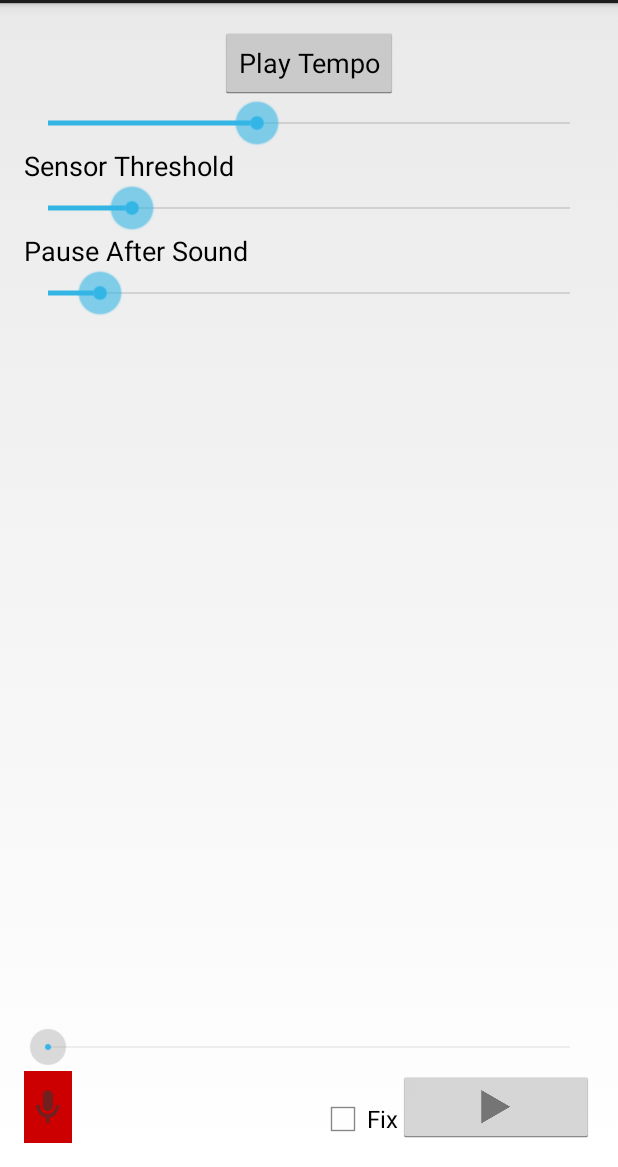
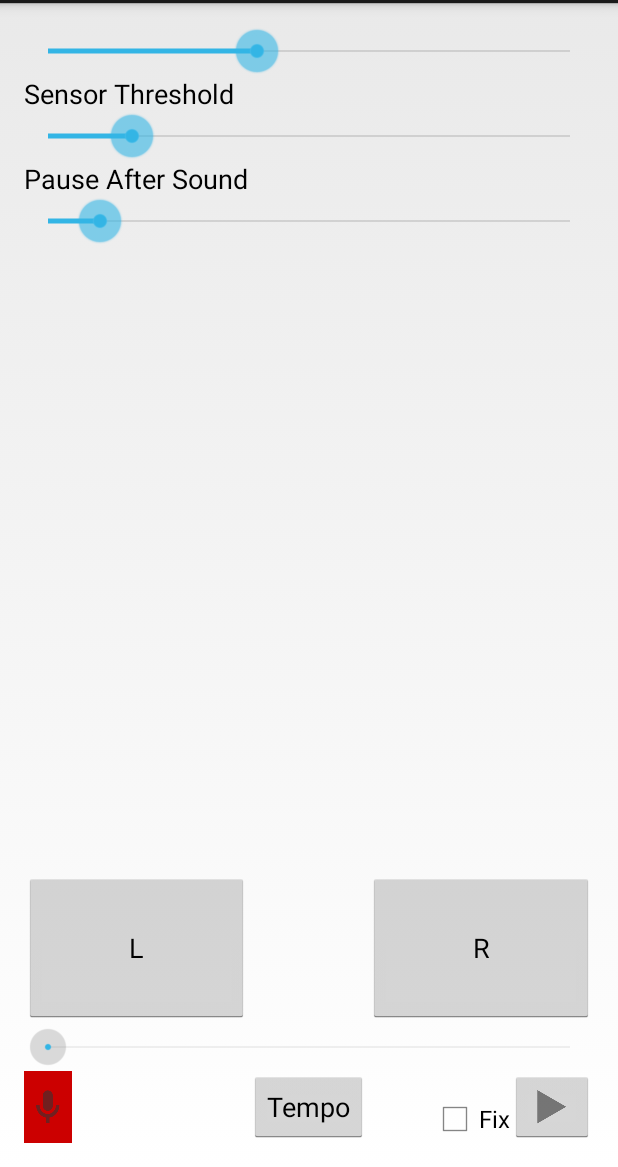
Before and after one commit to pducic/noise-maker, an Android app: the screen it shows after launch (MainActivity), on a phone screen of 412 x 824 dp, the part 69-1236 px from its top. Run offline under Robolectric (Android 15) with nearby library versions, the phone set to English and light mode, and no system bars; 1 statement that could not run was skipped.

Commit message:
added L/R config buttons. added drums

```diff
--- a/src/main/java/com/example/pducic/noisemaker/MainActivity.java
+++ b/src/main/java/com/example/pducic/noisemaker/MainActivity.java
@@ -65,17 +65,22 @@ public class MainActivity extends Activity implements SensorEventListener {
     private SeekBar playingSeekbar;
     private boolean normalizeSong;
     private int tempo = 40;
+    private Button leftConfigButton;
+    private Button rightConfigButton;
 
     @Override
     protected void onCreate(Bundle savedInstanceState) {
         super.onCreate(savedInstanceState);
         getWindow().addFlags(WindowManager.LayoutParams.FLAG_KEEP_SCREEN_ON);
+        setContentView(R.layout.main_activity);
 
         soundPool = new SoundPool(MAX_STREAMS, AudioManager.STREAM_MUSIC, SRC_QUALITY);
         soundConfiguration = new SoundsConfiguration(this, soundPool);
 
+        leftConfigButton = (Button) findViewById(R.id.leftConfigButton);
+        rightConfigButton = (Button) findViewById(R.id.rightConfigButton);
+
         tempoSound = MediaPlayer.create(this, R.raw.pop);
-        setContentView(R.layout.main_activity);
         tempoButton = (Button) findViewById(R.id.playTempoButton);
         tempoSlider = (SeekBar)findViewById(R.id.tempoSeekbar);
         playButton = (ImageButton) findViewById(R.id.playButton);
@@ -193,6 +198,9 @@ public class MainActivity extends Activity implements SensorEventListener {
             }
 
             PlayingSound playingSound = resolveSound(x, z);
+            if(playingSound == null){
+                return;
+            }
 
             Log.d("PLAYING", Float.toString(x) + "   " + Float.toString(z) + "   ");
             if (isRecording) {
@@ -320,14 +328,24 @@ public class MainActivity extends Activity implements SensorEventListener {
 
     private PlayingSound resolveSound(float x, float z){
         if (Math.abs(x) > Math.abs(z)) {
-            return x > 0 ? mapSound(Direction.LEFT, x) : mapSound(Direction.RIGHT, x);
+            return x > 0 ? mapSound(Direction.UP, x) : mapSound(Direction.DOWN, x);
         } else {
-            return z > 0 ? mapSound(Direction.UP, z) : mapSound(Direction.DOWN, z);
+            return z > 0 ? mapSound(Direction.LEFT, z) : mapSound(Direction.RIGHT, z);
         }
     }
 
     private PlayingSound mapSound(Direction direction, float amplitude) {
-        return new PlayingSound(soundConfiguration.getSoundId(direction), amplitude);
+        SoundsConfiguration.ConfigurationButtonId buttonId;
+        if(leftConfigButton.isPressed()){
+            buttonId = SoundsConfiguration.ConfigurationButtonId.LEFT;
+        }
+        else if(rightConfigButton.isPressed()){
+            buttonId = SoundsConfiguration.ConfigurationButtonId.RIGHT;
+        }
+        else{
+            return null;
+        }
+        return new PlayingSound(soundConfiguration.getSoundId(direction, buttonId), amplitude);
     }
 
     private void playSound(PlayingSound[] playingSound, Long currentTime) {
--- a/src/main/java/com/example/pducic/noisemaker/Sound.java
+++ b/src/main/java/com/example/pducic/noisemaker/Sound.java
@@ -1,15 +1,16 @@
 package com.example.pducic.noisemaker;
 
 /**
- * Created by pducic on 08.10.14.
+ * Created by pducic on 08.10.14
  */
 public class Sound {
-    private String id;
+    @SuppressWarnings("unused")
+    private String name;
     private int resourceId;
     private SoundPreview soundPreview;
 
-    public Sound(String id, int resourceId, SoundPreview soundPreview) {
-        this.id = id;
+    public Sound(String name, int resourceId, SoundPreview soundPreview) {
+        this.name = name;
         this.resourceId = resourceId;
         this.soundPreview = soundPreview;
     }
--- a/src/main/java/com/example/pducic/noisemaker/SoundsConfiguration.java
+++ b/src/main/java/com/example/pducic/noisemaker/SoundsConfiguration.java
@@ -7,21 +7,25 @@ import java.util.HashMap;
 import java.util.Map;
 
 /**
- * Created by pducic on 08.10.14.
+ * Created by pducic on 08.10.14
  */
 public class SoundsConfiguration {
 
-    private Map<Direction, String> soundDirections = new HashMap<Direction, String>();
+    private Map<SoundConfiguration, String> soundDirections = new HashMap<SoundConfiguration, String>();
     private Map<String, Sound> sounds = new HashMap<String, Sound>();
     private Map<String, Integer> soundPoolIds = new HashMap<String, Integer>();
 
 
     public SoundsConfiguration(Context context, SoundPool soundPool) {
-        //predefined in app
-        sounds.put("1", new Sound("1", R.raw.g, new SoundPreview(android.R.color.holo_red_dark)));
-        sounds.put("2", new Sound("2", R.raw.a_minor, new SoundPreview(android.R.color.holo_blue_dark)));
-        sounds.put("3", new Sound("3", R.raw.c, new SoundPreview(android.R.color.holo_green_dark)));
-        sounds.put("4", new Sound("4", R.raw.f, new SoundPreview(android.R.color.black)));
+        //predefined in app / storage
+        sounds.put("g_G", new Sound("guitar G", R.raw.g, new SoundPreview(android.R.color.holo_red_dark)));
+        sounds.put("g_a", new Sound("guitar a", R.raw.a_minor, new SoundPreview(android.R.color.holo_blue_dark)));
+        sounds.put("g_C", new Sound("guitar C", R.raw.c, new SoundPreview(android.R.color.holo_green_dark)));
+        sounds.put("g_F", new Sound("guitar F", R.raw.f, new SoundPreview(android.R.color.black)));
+        sounds.put("d_hat", new Sound("drum hat", R.raw.drum_hat_open, new SoundPreview(android.R.color.holo_orange_dark)));
+        sounds.put("d_kick", new Sound("drum kick", R.raw.drum_prac_kick, new SoundPreview(android.R.color.holo_purple)));
+        sounds.put("d_snare", new Sound("drum snare", R.raw.drum_prac_snare, new SoundPreview(android.R.color.darker_gray)));
+        sounds.put("d_snare_rim", new Sound("drum snare rim", R.raw.drum_prac_snare_rim, new SoundPreview(android.R.color.holo_blue_bright)));
 
         for (String s : sounds.keySet()) {
             Sound sound = sounds.get(s);
@@ -29,22 +33,58 @@ public class SoundsConfiguration {
         }
 
         //configurable
-        soundDirections.put(Direction.UP, "1");
-        soundDirections.put(Direction.DOWN, "2");
-        soundDirections.put(Direction.LEFT, "3");
-        soundDirections.put(Direction.RIGHT, "4");
-
+        soundDirections.put(new SoundConfiguration(Direction.UP, ConfigurationButtonId.LEFT), "g_G");
+        soundDirections.put(new SoundConfiguration(Direction.DOWN, ConfigurationButtonId.LEFT), "g_F");
+        soundDirections.put(new SoundConfiguration(Direction.LEFT, ConfigurationButtonId.LEFT), "g_C");
+        soundDirections.put(new SoundConfiguration(Direction.RIGHT, ConfigurationButtonId.LEFT), "g_a");
+        soundDirections.put(new SoundConfiguration(Direction.UP, ConfigurationButtonId.RIGHT), "d_hat");
+        soundDirections.put(new SoundConfiguration(Direction.DOWN, ConfigurationButtonId.RIGHT), "d_snare");
+        soundDirections.put(new SoundConfiguration(Direction.LEFT, ConfigurationButtonId.RIGHT), "d_kick");
+        soundDirections.put(new SoundConfiguration(Direction.RIGHT, ConfigurationButtonId.RIGHT), "d_snare_rim");
     }
 
     public int getSoundPoolId(String soundId){
         return soundPoolIds.get(soundId);
     }
 
-    public String getSoundId(Direction direction){
-        return soundDirections.get(direction);
+    public String getSoundId(Direction direction, ConfigurationButtonId buttonId){
+        return soundDirections.get(new SoundConfiguration(direction, buttonId));
     }
 
     public Sound getSound(String soundId){
         return sounds.get(soundId);
     }
+
+    public enum ConfigurationButtonId {
+        LEFT,
+        RIGHT
+    }
+
+    class SoundConfiguration{
+        Direction direction;
+        ConfigurationButtonId configurationButtonId;
+
+        SoundConfiguration(Direction direction, ConfigurationButtonId configurationButtonId) {
+            this.direction = direction;
+            this.configurationButtonId = configurationButtonId;
+        }
+
+        @Override
+        public boolean equals(Object o) {
+            if (this == o) return true;
+            if (o == null || getClass() != o.getClass()) return false;
+
+            SoundConfiguration that = (SoundConfiguration) o;
+
+            return configurationButtonId == that.configurationButtonId && direction == that.direction;
+
+        }
+
+        @Override
+        public int hashCode() {
+            int result = direction.hashCode();
+            result = 31 * result + configurationButtonId.hashCode();
+            return result;
+        }
+    }
 }
--- a/src/main/res/layout/main_activity.xml
+++ b/src/main/res/layout/main_activity.xml
@@ -14,21 +14,10 @@
         android:id="@+id/tempoSeekbar"
         android:max="100"
         android:indeterminate="false"
-        android:layout_below="@+id/playTempoButton"
         android:layout_alignParentLeft="true"
         android:layout_alignParentStart="true"
         android:layout_alignParentRight="true"
         android:layout_alignParentEnd="true" />
-
-    <Button
-        android:layout_width="wrap_content"
-        android:layout_height="wrap_content"
-        android:text="@string/start_tempo"
-        android:id="@+id/playTempoButton"
-        android:clickable="true"
-        android:enabled="true"
-        android:onClick="onPlayTempoClick"
-        android:layout_centerHorizontal="true" />
 
     <SeekBar
         android:layout_width="wrap_content"
@@ -89,8 +78,7 @@
         android:src="@drawable/ic_action_play"
         android:layout_alignParentBottom="true"
         android:layout_alignRight="@+id/tempoSeekbar"
-        android:layout_toRightOf="@+id/playTempoButton"
-        android:layout_toEndOf="@+id/playTempoButton" />
+        android:layout_centerHorizontal="true" />
 
     <com.example.pducic.noisemaker.RecordingsListView
         android:layout_width="wrap_content"
@@ -99,7 +87,7 @@
         android:layout_alignParentLeft="true"
         android:layout_alignParentStart="true"
         android:layout_below="@+id/pauseSlider"
-        android:layout_above="@+id/playingSeekBar" />
+        android:layout_above="@+id/leftConfigButton" />
 
     <SeekBar
         android:layout_width="wrap_content"
@@ -121,4 +109,41 @@
         android:layout_toStartOf="@+id/playButton"
         android:onClick="onNormalizeSongCheckboxToggle" />
 
+    <Button
+        android:layout_width="wrap_content"
+        android:layout_height="wrap_content"
+        android:text="@string/leftConfigButton"
+        android:id="@+id/leftConfigButton"
+        android:minHeight="100dp"
+        android:layout_above="@+id/playingSeekBar"
+        android:layout_alignParentLeft="true"
+        android:layout_alignParentStart="true"
+        android:layout_toLeftOf="@+id/playTempoButton"
+        android:layout_toStartOf="@+id/playTempoButton" />
+
+    <Button
+        android:layout_width="wrap_content"
+        android:layout_height="wrap_content"
+        android:text="@string/rightConfigButton"
+        android:id="@+id/rightConfigButton"
+        android:layout_above="@+id/playingSeekBar"
+        android:layout_alignParentRight="true"
+        android:layout_alignParentEnd="true"
+        android:ellipsize="start"
+        android:minHeight="100dp"
+        android:layout_toEndOf="@+id/playTempoButton"
+        android:layout_toRightOf="@+id/playTempoButton" />
+
+    <Button
+        android:layout_width="wrap_content"
+        android:layout_height="wrap_content"
+        android:text="@string/start_tempo"
+        android:id="@+id/playTempoButton"
+        android:clickable="true"
+        android:enabled="true"
+        android:onClick="onPlayTempoClick"
+        android:layout_alignParentBottom="true"
+        android:layout_centerHorizontal="true" />
+
+
 </RelativeLayout>
--- a/src/main/res/values/strings.xml
+++ b/src/main/res/values/strings.xml
@@ -2,8 +2,8 @@
 <resources>
 
     <string name="app_name">Jammin\'</string>
-    <string name="start_tempo">Play Tempo</string>
-    <string name="stop_tempo">Stop Tempo</string>
+    <string name="start_tempo">Tempo</string>
+    <string name="stop_tempo">Stop</string>
     <string name="sensor_threshold">Sensor Threshold</string>
     <string name="pause_threshold">Pause After Sound</string>
     <string name="tempo_speed">Tempo Speed</string>
@@ -13,5 +13,7 @@
     <string name="play">Play</string>
     <string name="recording">Recording_</string>
     <string name="normalizeSong">Fix</string>
+    <string name="leftConfigButton">L</string>
+    <string name="rightConfigButton">R</string>
 
 </resources>
```
Also changed, not shown: 4 other files.
